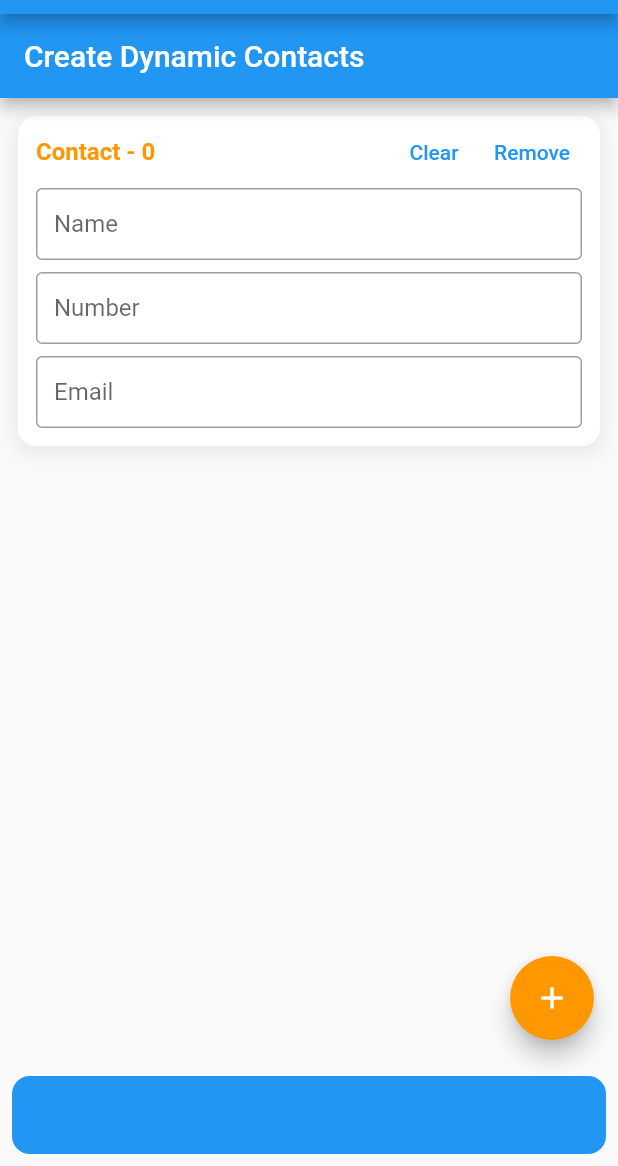
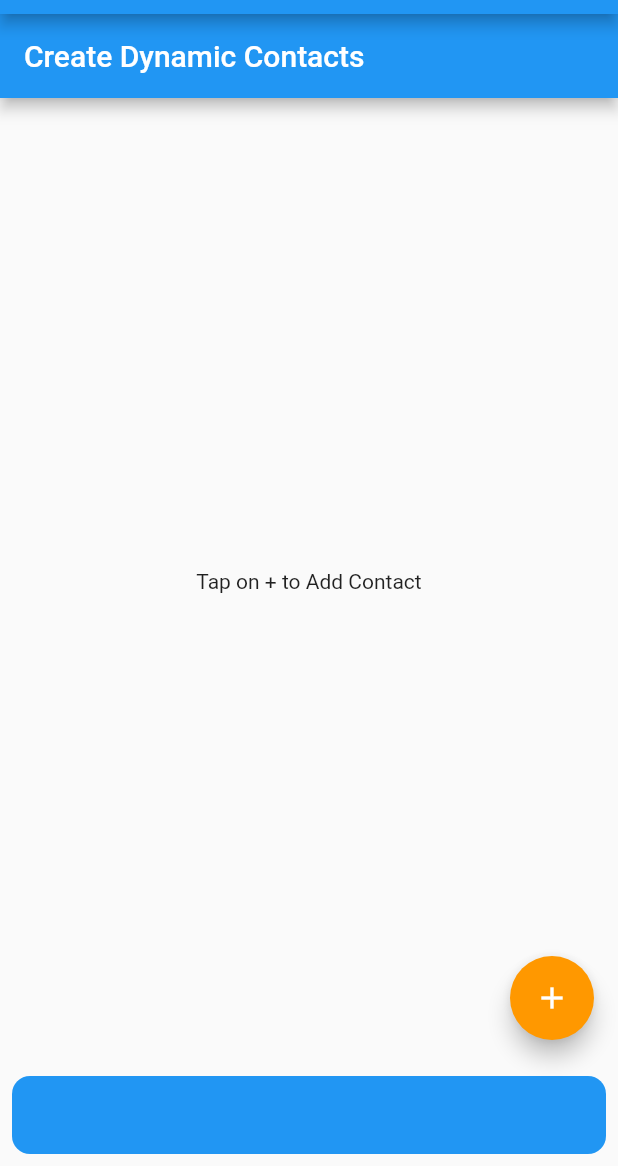
Before and after one commit to songhee24/dynamic_forms, a Flutter app: the screen it shows after launch, on a phone screen of 412 x 824 dp, the part 70-1236 px from its top. Run offline on Flutter 3.47's test engine with Material 2 defaults, Android fonts, the phone set to English and light mode, and no system bars.

Commit message:
strange things

```diff
--- a/lib/screens/dynamic_contact_forms.dart
+++ b/lib/screens/dynamic_contact_forms.dart
@@ -12,12 +12,7 @@ class DynamicContactForms extends StatefulWidget {
 }
 
 class _DynamicContactFormsState extends State<DynamicContactForms> {
-  final List<ContactForm> _contactForms = [
-    ContactForm(
-      index: 0,
-      contactModel: ContactModel(id: 0),
-    ),
-  ];
+  final List<ContactForm> _contactForms = List.empty(growable: true);
 
   _onAdd() {
     setState(() {
```
